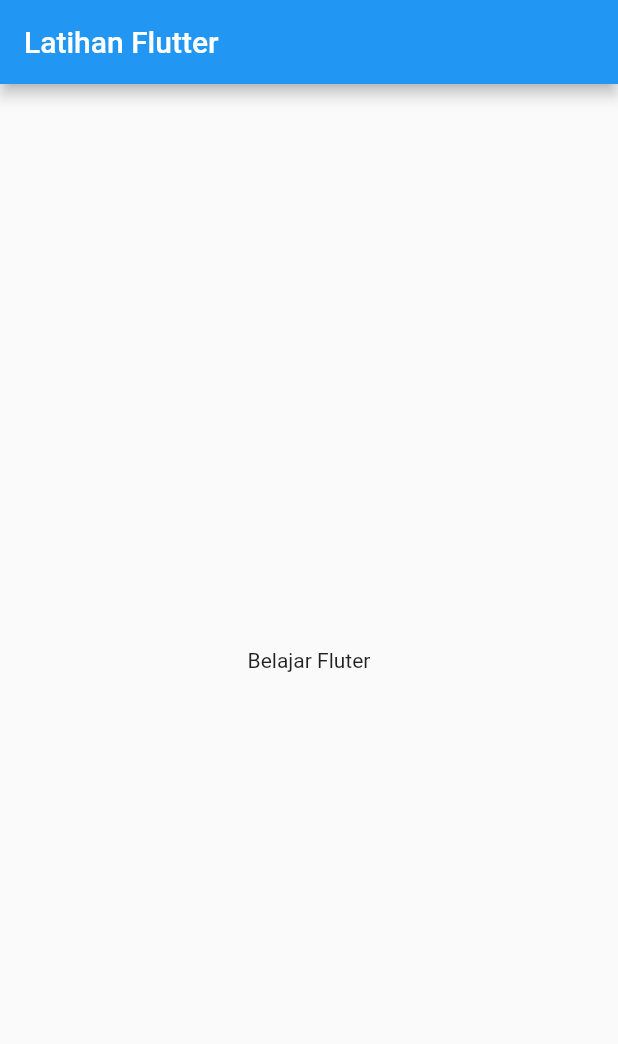
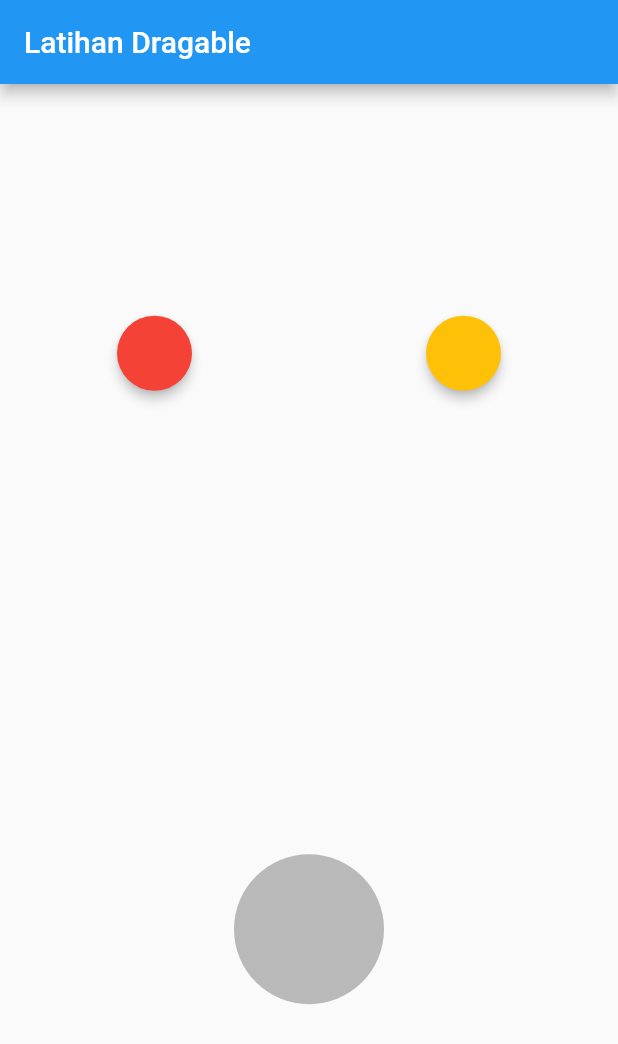
Before and after one commit to Balajar-DM/Flutter-Learn, a Flutter app: the screen it shows after launch, on a phone screen of 412 x 824 dp. Shown: the top 1044 px of the screen. Run offline on Flutter 3.47's test engine with Material 2 defaults, Android fonts, the phone set to English and light mode, and no system bars.

Commit message:
Latihan Draggable, Dragtarget, SizedBox, Material

```diff
--- a/lib/main.dart
+++ b/lib/main.dart
@@ -2,15 +2,120 @@ import 'package:flutter/material.dart';
 
 void main() => runApp(MyApp());
 
-class MyApp extends StatelessWidget {
+class MyApp extends StatefulWidget {
+  @override
+  _MyAppState createState() => _MyAppState();
+}
+
+class _MyAppState extends State<MyApp> {
+  Color color1 = Colors.red;
+  Color color2 = Colors.amber;
+  Color targetColor;
+  bool isAccepted = false;
+
   @override
   Widget build(BuildContext context) {
     return MaterialApp(
       home: Scaffold(
         appBar: AppBar(
-          title: Text("Latihan Flutter"),
+          title: Text("Latihan Dragable"),
         ),
-        body: Center(child: Text("Belajar Fluter")),
+        body: Column(
+          mainAxisAlignment: MainAxisAlignment.spaceAround,
+          children: <Widget>[
+            Row(
+              mainAxisAlignment: MainAxisAlignment.spaceAround,
+              children: <Widget>[
+                Draggable<Color>(
+                  data: color1,
+                  child: SizedBox(
+                    width: 50,
+                    height: 50,
+                    child: Material(
+                      color: color1,
+                      shape: StadiumBorder(),
+                      elevation: 3,
+                    ),
+                  ),
+                  childWhenDragging: SizedBox(
+                    width: 50,
+                    height: 50,
+                    child: Material(
+                      color: Colors.grey,
+                      shape: StadiumBorder(),
+                      elevation: 0,
+                    ),
+                  ),
+                  feedback: SizedBox(
+                    width: 50,
+                    height: 50,
+                    child: Material(
+                      color: color1.withOpacity(0.7),
+                      shape: StadiumBorder(),
+                      elevation: 3,
+                    ),
+                  ),
+                ),
+                Draggable<Color>(
+                  data: color2,
+                  child: SizedBox(
+                    width: 50,
+                    height: 50,
+                    child: Material(
+                      color: color2,
+                      shape: StadiumBorder(),
+                      elevation: 3,
+                    ),
+                  ),
+                  childWhenDragging: SizedBox(
+                    width: 50,
+                    height: 50,
+                    child: Material(
+                      color: Colors.grey,
+                      shape: StadiumBorder(),
+                      elevation: 0,
+                    ),
+                  ),
+                  feedback: SizedBox(
+                    width: 50,
+                    height: 50,
+                    child: Material(
+                      color: color2.withOpacity(0.7),
+                      shape: StadiumBorder(),
+                      elevation: 3,
+                    ),
+                  ),
+                ),
+              ],
+            ),
+            DragTarget<Color>(
+              onWillAccept: (value) => true,
+              onAccept: (value) {
+                isAccepted = true;
+                targetColor = value;
+              },
+              builder: (context, candidates, rejected) {
+                return (isAccepted)
+                    ? SizedBox(
+                        width: 100,
+                        height: 100,
+                        child: Material(
+                          color: targetColor,
+                          shape: StadiumBorder(),
+                        ),
+                      )
+                    : SizedBox(
+                        width: 100,
+                        height: 100,
+                        child: Material(
+                          color: Colors.black26,
+                          shape: StadiumBorder(),
+                        ),
+                      );
+              },
+            ),
+          ],
+        ),
       ),
     );
   }
```
